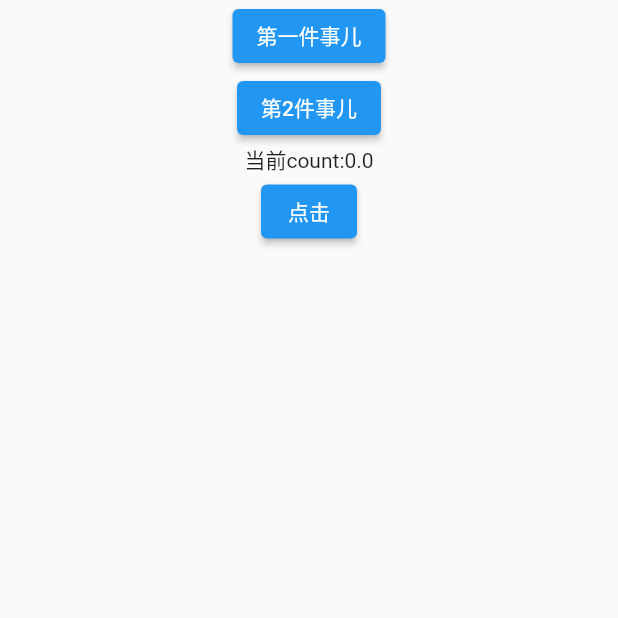
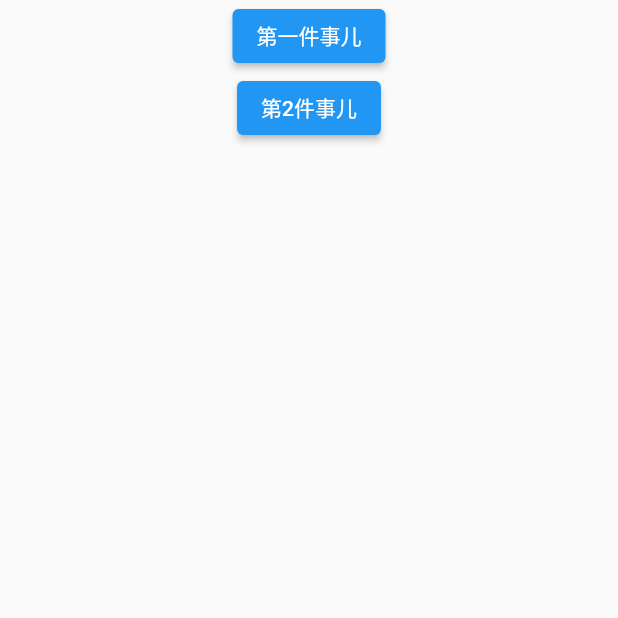
Before and after one commit to Norman-w/reverpod_test, a Flutter app: the screen it shows after launch, on a phone screen of 412 x 824 dp, the top half of it. Run offline on Flutter 3.47's test engine with Material 2 defaults, Android fonts, the phone set to English and light mode, and no system bars; our stand-ins replace flutter_riverpod.

Commit message:
clean un necessary codes

```diff
--- a/lib/main.dart
+++ b/lib/main.dart
@@ -26,9 +26,8 @@ class MyApp extends StatelessWidget {
       Scaffold(
         body:
         Column(
-          children: [
+          children: const [
             TodoListShower(),
-
           ],
         )
         ,
@@ -240,32 +239,18 @@ class TaskWidget extends ConsumerWidget {
         },
         child: // widget的child部分
       ElevatedButton(onPressed: (){
-        print('点击了任务:${taskNotifier.name} 当前状态:${isFinished}');
+        print('点击了任务:${taskNotifier.name} 当前状态:$isFinished');
         ref.read(taskProvider(task).notifier).setFinished(!isFinished);
       },child: Text(taskNotifier.name),)
     );
   }
 }
 
-
-class TodoStateController extends StateNotifier<TodoState>{
-  TodoStateController(super.state);
-  add(){
-    state = TodoState()..count  =  state.count +1;
-  }
-}
-
-Widget getTaskWidget(Task task){
-  return Container(
-    decoration: BoxDecoration(color: task.color),
-    child: Text(task.name),
-  );
-}
-
-StateNotifierProvider<TodoStateController, TodoState> todoStateProvider
-= StateNotifierProvider((ref) => TodoStateController(TodoState()));
+var todoState = TodoState();
 
 class TodoListShower extends ConsumerStatefulWidget{
+  const TodoListShower({super.key});
+
   @override
   ConsumerState<ConsumerStatefulWidget> createState() {
     return _TodoListShowerState();
@@ -276,19 +261,12 @@ class _TodoListShowerState extends ConsumerState<TodoListShower> {
   Widget build(BuildContext context) {
     return Center(child:Column(
       children: [
-        ...ref
-            .watch(todoStateProvider)
-            .things
+        ...todoState.things
             .map((e) {
           // return getTaskWidget(e);
           return TaskWidget(task:e, key : Key(e.name));
         }
         ),
-        Text('当前count:${ref.watch(todoStateProvider).count}'),
-// 要测试的是随便改一个list里面的task 不会刷新其他东西  明天用随机色看看 就知道了.
-        ElevatedButton(onPressed: (){
-          ref.read(todoStateProvider.notifier).add();
-        }, child: Text('点击'))
       ],
     ));
   }
```
